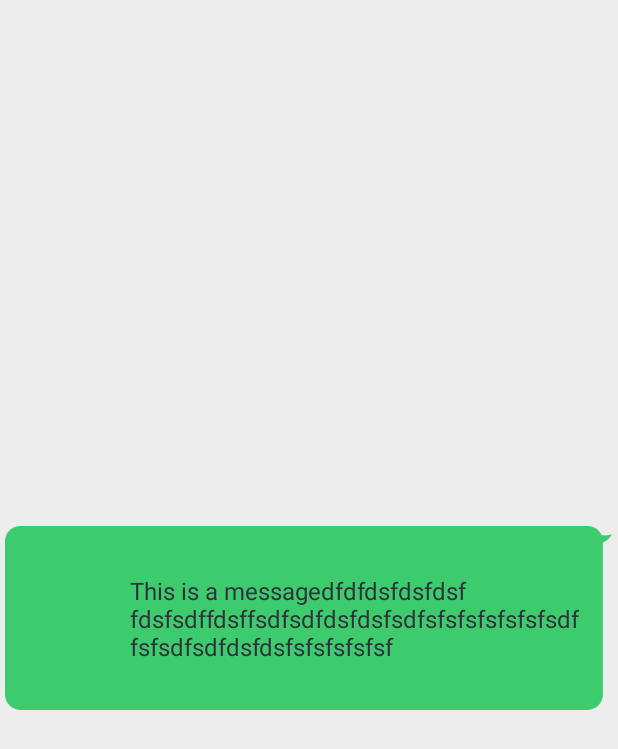
After one commit to jzyu/WeplantPlayground, an Android app: the layout activity_test_misc.xml on its own in the app's theme, with its tools: preview values and no code run, on a phone screen of 412 x 824 dp. The commit adds this screen. Shown: the top 749 px of the screen. Run offline under Robolectric (Android 15) with nearby library versions, the phone set to English and light mode, and no system bars.

Commit message:
test 9 patch

```diff
--- a/app/src/main/AndroidManifest.xml
+++ b/app/src/main/AndroidManifest.xml
@@ -23,7 +23,7 @@
         <activity android:name=".GestureScrollViewActivity" />
         <activity android:name=".TestLocalListActivity" />
         <activity android:name=".TestNetListActivity" />
-        <activity android:name=".TestCoordinateActivity"></activity>
+        <activity android:name=".TestMiscActivity"></activity>
     </application>
 
 </manifest>
--- a/app/src/main/java/com/example/jzyu/weplantplayground/MainActivity.java
+++ b/app/src/main/java/com/example/jzyu/weplantplayground/MainActivity.java
@@ -25,6 +25,6 @@ public class MainActivity extends AppCompatActivity {
     }
 
     public void onClickMisc(View view) {
-        //startActivity(new Intent(this, Test));
+        startActivity(new Intent(this, TestMiscActivity.class));
     }
 }
--- a/app/src/main/java/com/example/jzyu/weplantplayground/TestCoordinateActivity.java
+++ b/app/src/main/java/com/example/jzyu/weplantplayground/TestMiscActivity.java
@@ -3,11 +3,11 @@ package com.example.jzyu.weplantplayground;
 import android.support.v7.app.AppCompatActivity;
 import android.os.Bundle;
 
-public class TestCoordinateActivity extends AppCompatActivity {
+public class TestMiscActivity extends AppCompatActivity {
 
     @Override
     protected void onCreate(Bundle savedInstanceState) {
         super.onCreate(savedInstanceState);
-        setContentView(R.layout.activity_test_coordinate);
+        setContentView(R.layout.activity_test_misc);
     }
 }
--- /dev/null
+++ b/app/src/main/res/layout/activity_test_misc.xml
@@ -0,0 +1,26 @@
+<?xml version="1.0" encoding="utf-8"?>
+<LinearLayout
+    xmlns:android="http://schemas.android.com/apk/res/android"
+    xmlns:app="http://schemas.android.com/apk/res-auto"
+    xmlns:tools="http://schemas.android.com/tools"
+    android:layout_width="match_parent"
+    android:layout_height="match_parent"
+    android:gravity="center"
+    tools:context="com.example.jzyu.weplantplayground.TestMiscActivity">
+
+    <FrameLayout
+        android:layout_width="wrap_content"
+        android:layout_height="wrap_content"
+        android:paddingRight="10dp"
+        android:background="@drawable/pm_msg_me_text">
+
+        <TextView
+            android:layout_width="wrap_content"
+            android:layout_height="wrap_content"
+            android:padding="12dp"
+            android:text="This is a messagedfdfdsfdsfdsf\nfdsfsdffdsffsdfsdfdsfdsfsdfsfsfsfsfsfsfsdf\nfsfsdfsdfdsfdsfsfsfsfsfsf"
+
+            />
+    </FrameLayout>
+
+</LinearLayout>
```
Also changed, not shown: app/src/main/res/layout/activity_test_coordinate.xml (deleted, +0 -9 lines), app/src/main/res/drawable-xhdpi/pm_msg_me_text.9.png (added).
